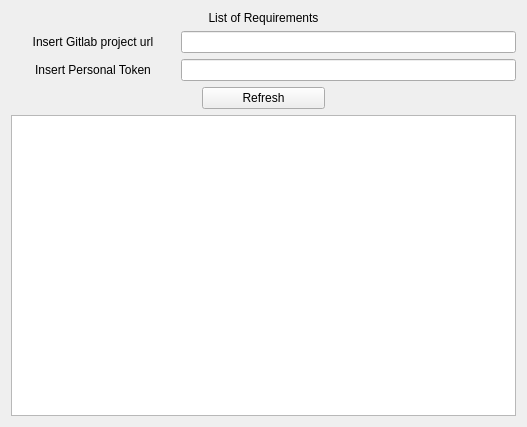
This is src/libs/requirements/ui/gitlabrequirements.ui in esa/spacecreator as Qt 5 draws it before an edit. The edited form follows.
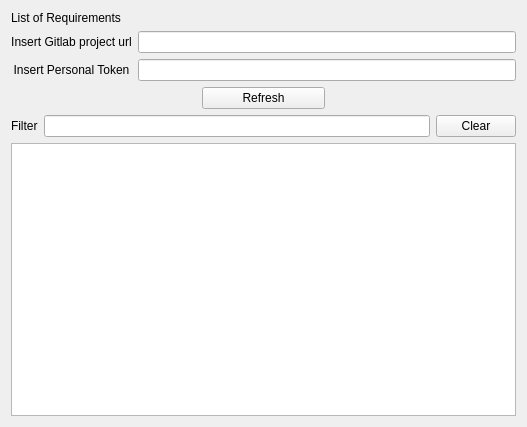
This is the edited form.

Commit message: Add search/filter for requirements

```diff
--- a/src/libs/requirements/ui/gitlabrequirements.ui
+++ b/src/libs/requirements/ui/gitlabrequirements.ui
@@ -20,9 +20,25 @@
    <string>Form</string>
   </property>
   <layout class="QGridLayout" name="gridLayout_2">
-   <item row="0" column="0">
+   <item row="3" column="1">
+    <widget class="QLineEdit" name="filterLineEdit"/>
+   </item>
+   <item row="1" column="0" colspan="3">
     <layout class="QGridLayout" name="gridLayout">
-     <item row="3" column="0">
+     <item row="0" column="0">
+      <widget class="QLabel" name="UrlLabel">
+       <property name="text">
+        <string>Insert Gitlab project url</string>
+       </property>
+       <property name="alignment">
+        <set>Qt::AlignCenter</set>
+       </property>
+      </widget>
+     </item>
+     <item row="0" column="1">
+      <widget class="QLineEdit" name="UrlLineEdit"/>
+     </item>
+     <item row="1" column="0">
       <widget class="QLabel" name="TokenLabel">
        <property name="toolTip">
         <string>To create a personal access token, go to  Profile &gt; Preferences &gt; Access Tokens 
@@ -36,13 +52,60 @@
        </property>
       </widget>
      </item>
-     <item row="3" column="1" colspan="2">
+     <item row="1" column="1">
       <widget class="QLineEdit" name="TokenLineEdit"/>
      </item>
-     <item row="2" column="1" colspan="2">
-      <widget class="QLineEdit" name="UrlLineEdit"/>
+    </layout>
+   </item>
+   <item row="4" column="0" colspan="3">
+    <widget class="QTableView" name="AllRequirements">
+     <attribute name="horizontalHeaderStretchLastSection">
+      <bool>true</bool>
+     </attribute>
+     <attribute name="verticalHeaderVisible">
+      <bool>false</bool>
+     </attribute>
+    </widget>
+   </item>
+   <item row="0" column="0" colspan="2">
+    <widget class="QLabel" name="TitleLabel">
+     <property name="sizePolicy">
+      <sizepolicy hsizetype="Preferred" vsizetype="Fixed">
+       <horstretch>0</horstretch>
+       <verstretch>3</verstretch>
+      </sizepolicy>
+     </property>
+     <property name="text">
+      <string>List of Requirements</string>
+     </property>
+     <property name="alignment">
+      <set>Qt::AlignLeading|Qt::AlignLeft|Qt::AlignVCenter</set>
+     </property>
+    </widget>
+   </item>
+   <item row="3" column="0">
+    <widget class="QLabel" name="label">
+     <property name="text">
+      <string>Filter</string>
+     </property>
+    </widget>
+   </item>
+   <item row="2" column="0" colspan="3">
+    <layout class="QHBoxLayout" name="horizontalLayout">
+     <item>
+      <spacer name="horizontalSpacer">
+       <property name="orientation">
+        <enum>Qt::Horizontal</enum>
+       </property>
+       <property name="sizeHint" stdset="0">
+        <size>
+         <width>40</width>
+         <height>20</height>
+        </size>
+       </property>
+      </spacer>
      </item>
-     <item row="4" column="0" colspan="3" alignment="Qt::AlignHCenter">
+     <item>
       <widget class="QPushButton" name="Refresh">
        <property name="sizePolicy">
         <sizepolicy hsizetype="Fixed" vsizetype="Fixed">
@@ -61,44 +124,28 @@
        </property>
       </widget>
      </item>
-     <item row="2" column="0">
-      <widget class="QLabel" name="UrlLabel">
-       <property name="text">
-        <string>Insert Gitlab project url</string>
+     <item>
+      <spacer name="horizontalSpacer_2">
+       <property name="orientation">
+        <enum>Qt::Horizontal</enum>
        </property>
-       <property name="alignment">
-        <set>Qt::AlignCenter</set>
+       <property name="sizeHint" stdset="0">
+        <size>
+         <width>40</width>
+         <height>20</height>
+        </size>
        </property>
-      </widget>
-     </item>
-     <item row="0" column="0" colspan="3">
-      <widget class="QLabel" name="TitleLabel">
-       <property name="sizePolicy">
-        <sizepolicy hsizetype="Preferred" vsizetype="Fixed">
-         <horstretch>0</horstretch>
-         <verstretch>3</verstretch>
-        </sizepolicy>
-       </property>
-       <property name="text">
-        <string>List of Requirements</string>
-       </property>
-       <property name="alignment">
-        <set>Qt::AlignCenter</set>
-       </property>
-      </widget>
-     </item>
-     <item row="5" column="0" colspan="3">
-      <widget class="QTableView" name="AllRequirements">
-       <attribute name="horizontalHeaderStretchLastSection">
-        <bool>true</bool>
-       </attribute>
-       <attribute name="verticalHeaderVisible">
-        <bool>false</bool>
-       </attribute>
-      </widget>
+      </spacer>
      </item>
     </layout>
    </item>
+   <item row="3" column="2">
+    <widget class="QPushButton" name="clearFilterButton">
+     <property name="text">
+      <string>Clear</string>
+     </property>
+    </widget>
+   </item>
   </layout>
  </widget>
  <resources/>
```
Left out of the diff: 8 changed lines with no effect on the pictures. The commit also changes 5 other files.
